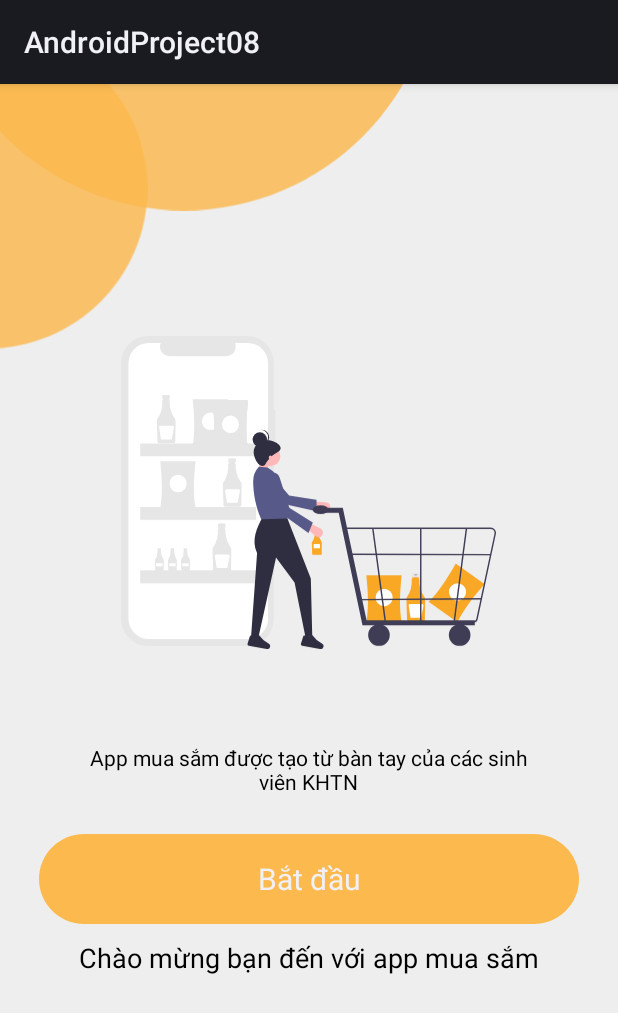
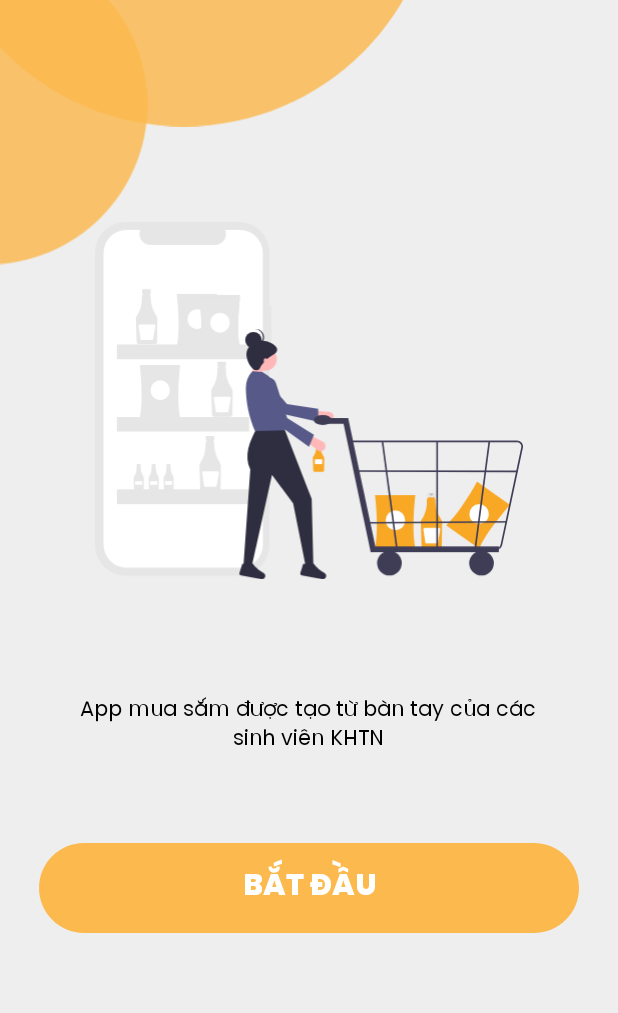
Before and after one commit to SETQT/Android, an Android app: the screen it shows after launch (MainActivity), on a phone screen of 412 x 824 dp. Shown: the top 1013 px of the screen. Run offline under Robolectric (Android 15) with nearby library versions, the phone set to English and light mode, and no system bars.

Commit message:
sua font chu va sua UI trang chao mung

```diff
--- a/app/src/main/res/font/poppin.xml
+++ b/app/src/main/res/font/poppin.xml
@@ -4,11 +4,11 @@
     <font
         android:fontStyle="normal"
         android:fontWeight="400"
-        android:font="@font/poppinsblack"
+        android:font="@font/fontpoppinsregular"
         tools:ignore="ResourceCycle" />
     <font
         android:fontStyle="italic"
         android:fontWeight="400"
-        android:font="@font/poppinsblack"
+        android:font="@font/fontpoppinbold"
         tools:ignore="ResourceCycle" />
 </font-family>
--- a/app/src/main/res/layout/trangchaomung.xml
+++ b/app/src/main/res/layout/trangchaomung.xml
@@ -6,7 +6,8 @@
     android:layout_height="fill_parent"
     android:background="@drawable/trang_chao_"
     android:clipToOutline="true"
-    tools:context=".MainActivity">
+    tools:context=".MainActivity"
+    >
 
     <TextView
         android:layout_width="213dp"
@@ -20,26 +21,27 @@
         android:layout_height="337dp"
         android:background="@drawable/ellipse_2"
         android:translationX="-46dp"
-        android:translationY="-253dp"
-        />
+        android:translationY="-253dp" />
 
     <ImageView
-        android:layout_width="250dp"
-        android:layout_height="314dp"
+        android:layout_width="285dp"
+        android:layout_height="303dp"
         android:layout_alignParentTop="true"
         android:layout_centerInParent="true"
         android:layout_marginTop="115dp"
         android:src="@drawable/image_chaomung" />
 
     <TextView
-        android:layout_width="358dp"
-        android:layout_height="27dp"
+        android:layout_width="wrap_content"
+        android:layout_height="wrap_content"
+        android:textSize="18dp"
         android:layout_alignParentBottom="true"
         android:layout_centerHorizontal="true"
-        android:layout_marginBottom="172dp"
+        android:layout_marginBottom="209dp"
         android:gravity="center"
         android:text="@string/trangchaomung_textview1"
         android:textAppearance="@style/trangchaomung_textview1"
+        android:fontFamily="@font/fontpoppinbold"
         />
 
     <TextView
@@ -47,11 +49,11 @@
         android:layout_height="42dp"
         android:layout_alignParentTop="true"
         android:layout_centerHorizontal="true"
-        android:layout_marginTop="439dp"
+        android:layout_marginTop="462dp"
         android:gravity="center_horizontal|top"
         android:text="@string/trangchaomung_textview2"
         android:textAppearance="@style/trangchaomung_textview2"
-        />
+        android:fontFamily="@font/fontpoppinsregular"/>
 
     <Button
         android:id="@+id/btn_batdau"
@@ -63,7 +65,9 @@
         android:gravity="center"
         android:text="Bắt đầu"
         android:textSize="20dp"
-        android:translationY="500dp"
+        android:translationY="562dp"
+        android:textColor="@color/white"
+        android:fontFamily="@font/fontpoppinbold"
         />
 
 </RelativeLayout>
--- a/app/src/main/res/values-night/themes.xml
+++ b/app/src/main/res/values-night/themes.xml
@@ -12,5 +12,6 @@
         <!-- Status bar color. -->
         <item name="android:statusBarColor" tools:targetApi="l">?attr/colorPrimaryVariant</item>
         <!-- Customize your theme here. -->
+        <item name="windowNoTitle">true</item>
     </style>
 </resources>
--- a/app/src/main/res/values/styles.xml
+++ b/app/src/main/res/values/styles.xml
@@ -18,8 +18,6 @@
         </item>
     </style>
 
-    <style name="HiddenTitleTheme">
-        <item name="windowNoTitle">true</item>
-        <item name="windowActionBar">false</item>
+    <style name="HiddenTitleTheme" parent="Theme.AppCompat.Light.NoActionBar">
     </style>
 </resources>
--- a/app/src/main/res/values/themes.xml
+++ b/app/src/main/res/values/themes.xml
@@ -12,5 +12,6 @@
         <!-- Status bar color. -->
         <item name="android:statusBarColor" tools:targetApi="l">?attr/colorPrimaryVariant</item>
         <!-- Customize your theme here. -->
+        <item name="windowNoTitle">true</item>
     </style>
 </resources>
```
Also changed, not shown: app/src/main/res/font/fontpoppinbold.ttf (added), app/src/main/res/font/fontpoppinsregular.ttf (added).
